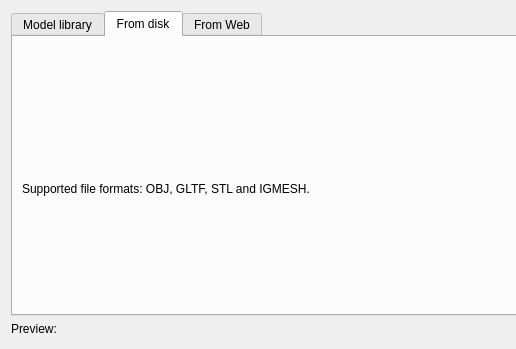
This is gui_client/AddObjectDialog.ui in shipilovden/substrata-metasiberia as Qt 5 draws it before an edit; both pictures show x 0 to 516 and y 0 to 349 of the 1124 by 686 pixel window. The edited form follows.
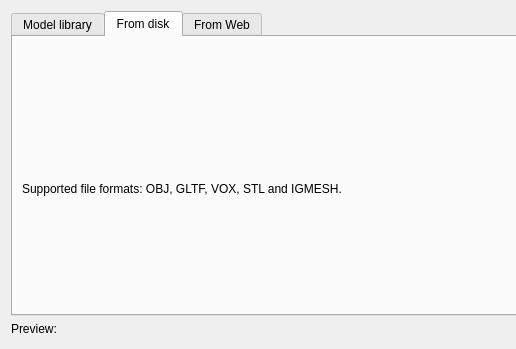
This is the edited form. The open tabs and pages were chosen to show the change. Custom widgets are drawn as their Qt base class.

The edit to the form file:
```diff
--- a/gui_client/AddObjectDialog.ui
+++ b/gui_client/AddObjectDialog.ui
@@ -47,7 +47,7 @@
        <item>
         <widget class="QLabel" name="label_3">
          <property name="text">
-          <string>Supported file formats: OBJ, GLTF, STL and IGMESH.</string>
+          <string>Supported file formats: OBJ, GLTF, VOX, STL and IGMESH.</string>
          </property>
         </widget>
        </item>
```
